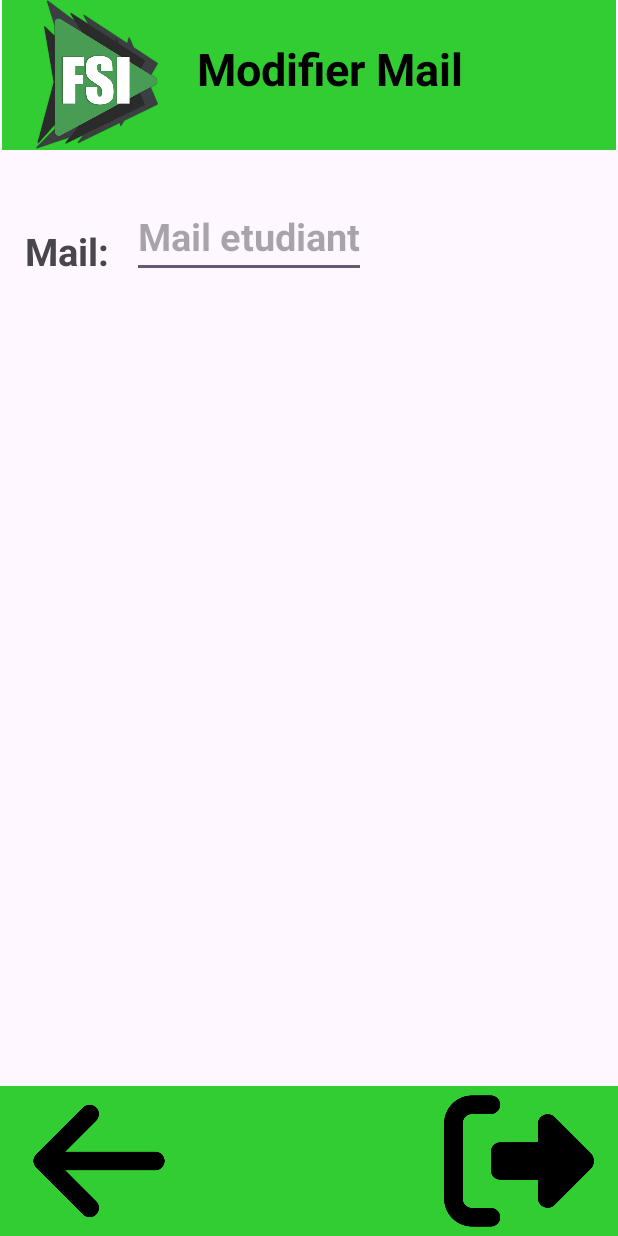
After one commit to hieuproer11/FSI_Mobile, an Android app: the Modif_mail screen opened directly, with no data from a screen before it, on a phone screen of 412 x 824 dp. The commit adds this screen. Run offline under Robolectric (Android 15) with nearby library versions, the phone set to English and light mode, and no system bars.

Commit message:
Modifications E6

```diff
--- a/app/src/main/java/com/example/fsi_mobile/ApiFSI.java
+++ b/app/src/main/java/com/example/fsi_mobile/ApiFSI.java
@@ -14,7 +14,6 @@ import retrofit2.http.Path;
 
 public interface ApiFSI {
     String BASE_URL = "https://capyfsi.site/API/";
-
         @FormUrlEncoded
         @POST("Hieu.php")
         Call<LoginReponse> login(@Field("login") String login, @Field("mdp") String mdp);
--- a/app/src/main/java/com/example/fsi_mobile/MainActivity.java
+++ b/app/src/main/java/com/example/fsi_mobile/MainActivity.java
@@ -58,7 +58,6 @@ public class MainActivity extends AppCompatActivity {
         editTextLogin = findViewById(R.id.editTextLogin);
         editTextMdp = findViewById(R.id.editTextPassword);
         bConnecter = findViewById(R.id.bConnecter);
-
         bConnecter.setOnClickListener(view -> {
             String login = editTextLogin.getText().toString();
             String mdp = editTextMdp.getText().toString();
--- a/app/src/main/java/com/example/fsi_mobile/MesInformationsActivity.java
+++ b/app/src/main/java/com/example/fsi_mobile/MesInformationsActivity.java
@@ -19,7 +19,7 @@ public class MesInformationsActivity extends AppCompatActivity {
     private Bilan2DataSource b2d;
     private int idEtuConnecte;
 
-    private TextView tNomEtu, tPreEtu, tMailEtu, tClasse, tSpecialite, tAdresse;
+    private TextView tNomEtu, tPreEtu, tMailEtu, tTelEtu, tClasse, tSpecialite, tAdresse;
     private TextView tNomEnt, tAdresseEnt, tNomMaitre, tPreMaitre, tTelMaitre, tMailMaitre;
     private TextView tNomTut, tPreTut;
 
@@ -52,6 +52,7 @@ public class MesInformationsActivity extends AppCompatActivity {
         tNomEtu = findViewById(R.id.tNomEtu);
         tPreEtu = findViewById(R.id.tPreEtu);
         tMailEtu = findViewById(R.id.tMailEtu);
+        tTelEtu = findViewById(R.id.tTelEtu);
         tAdresse = findViewById(R.id.tAdresse);
         tClasse = findViewById(R.id.tClasse);
         tSpecialite = findViewById(R.id.tSpecialite);
@@ -75,7 +76,6 @@ public class MesInformationsActivity extends AppCompatActivity {
             startActivity(intent);
             finish();
         });
-
         imageViewEscape.setOnClickListener(view -> {
             Intent intent = new Intent(MesInformationsActivity.this, MainActivity.class);
             startActivity(intent);
@@ -92,6 +92,7 @@ public class MesInformationsActivity extends AppCompatActivity {
             tNomEtu.setText(etu.getNomEtu());
             tPreEtu.setText(etu.getPreEtu());
             tMailEtu.setText(etu.getMailEtu());
+            tTelEtu.setText(etu.getTelEtu());
             tAdresse.setText(etu.getAdrEtu());
             tClasse.setText(etu.getClasse());
             tSpecialite.setText(etu.getSpecialite());
--- /dev/null
+++ b/app/src/main/java/com/example/fsi_mobile/Modif_mail.java
@@ -0,0 +1,36 @@
+package com.example.fsi_mobile;
+
+import android.os.Bundle;
+import android.widget.EditText;
+import android.widget.TextView;
+
+import androidx.activity.EdgeToEdge;
+import androidx.appcompat.app.AppCompatActivity;
+import androidx.core.graphics.Insets;
+import androidx.core.view.ViewCompat;
+import androidx.core.view.WindowInsetsCompat;
+
+public class Modif_mail extends AppCompatActivity {
+    private EtudiantDataSource eds;
+    private Bilan1DataSource b1d;
+    private Bilan2DataSource b2d;
+    private int idEtuConnecte;
+
+    private TextView textMailEtu;
+    private EditText editMailEtu;
+    private TextView textModifMail;
+
+
+    @Override
+    protected void onCreate(Bundle savedInstanceState) {
+        super.onCreate(savedInstanceState);
+        EdgeToEdge.enable(this);
+        setContentView(R.layout.activity_modif_mail);
+        ViewCompat.setOnApplyWindowInsetsListener(findViewById(R.id.main), (v, insets) -> {
+            Insets systemBars = insets.getInsets(WindowInsetsCompat.Type.systemBars());
+            v.setPadding(systemBars.left, systemBars.top, systemBars.right, systemBars.bottom);
+            return insets;
+
+        });
+    }
+}
--- a/app/src/main/java/com/example/fsi_mobile/MySQLiteHelper.java
+++ b/app/src/main/java/com/example/fsi_mobile/MySQLiteHelper.java
@@ -17,7 +17,7 @@ public class MySQLiteHelper extends SQLiteOpenHelper {
     public static final String DATABASE_NAME = "FSI_Mobile.db";
     public static final int DATABASE_VERSION = 1;
 
-    private static final String DATABASE_CREATE = "CREATE TABLE IF NOT EXISTS " + TABLE_COMMENTS + "(idEtu integer primary key autoincrement, " + "nomEtu text, preEtu text, login text UNIQUE, mdp text, mailEtu text, classe text, specialite text, adrEtu text, nomEnt text, adrEnt text, nomMai text, preMai text, telMai integer, mailMai text, nomTut text, preTut text);";
+    private static final String DATABASE_CREATE = "CREATE TABLE IF NOT EXISTS " + TABLE_COMMENTS + "(idEtu integer primary key autoincrement, " + "nomEtu text, preEtu text, login text UNIQUE, mdp text, mailEtu text, telEtu integer, classe text, specialite text, adrEtu text, nomEnt text, adrEnt text, nomMai text, preMai text, telMai integer, mailMai text, nomTut text, preTut text);";
     private static final String DATABASE_CREATE1 = "CREATE TABLE IF NOT EXISTS " + TABLE_COMMENTS1  + "(idBil1 integer primary key autoincrement, "
                                                                                                     + "idEtu INTEGER UNIQUE, "
                                                                                                     + "dateVis1 Date, noteDoss1 float, noteOral1 float, noteEnt1 float, moyenne1 float, remarque text,"
--- /dev/null
+++ b/app/src/main/res/layout/activity_modif_mail.xml
@@ -0,0 +1,98 @@
+<?xml version="1.0" encoding="utf-8"?>
+<androidx.constraintlayout.widget.ConstraintLayout xmlns:android="http://schemas.android.com/apk/res/android"
+    xmlns:app="http://schemas.android.com/apk/res-auto"
+    xmlns:tools="http://schemas.android.com/tools"
+    android:id="@+id/main"
+    android:layout_width="match_parent"
+    android:layout_height="match_parent"
+    tools:context=".Modif_mail">
+
+    <FrameLayout
+        android:id="@+id/frameLayout"
+        android:layout_width="match_parent"
+        android:layout_height="100dp"
+        android:layout_marginStart="1dp"
+        android:layout_marginEnd="1dp"
+        android:background="@color/vert"
+        app:layout_constraintEnd_toEndOf="parent"
+        app:layout_constraintStart_toStartOf="parent"
+        app:layout_constraintTop_toTopOf="parent">
+
+        <ImageView
+            android:id="@+id/imageViewLogo"
+            android:layout_width="wrap_content"
+            android:layout_height="wrap_content"
+            android:paddingRight="280dp"
+            app:srcCompat="@drawable/logo" />
+
+        <TextView
+            android:id="@+id/textModifMail"
+            android:layout_width="wrap_content"
+            android:layout_height="wrap_content"
+            android:layout_marginTop="25dp"
+            android:layout_marginStart="130dp"
+            android:text="Modifier Mail"
+            android:textColor="@color/black"
+            android:textSize="30dp"
+            android:textStyle="bold" />
+
+
+    </FrameLayout>
+
+    <FrameLayout
+        android:id="@+id/frameLayout2"
+        android:layout_width="match_parent"
+        android:layout_height="100dp"
+        android:layout_marginTop="108dp"
+        android:background="@color/vert"
+        app:layout_constraintBottom_toBottomOf="parent"
+        app:layout_constraintEnd_toEndOf="parent"
+        app:layout_constraintHorizontal_bias="0.0"
+        app:layout_constraintStart_toStartOf="parent">
+
+
+        <ImageView
+            android:id="@+id/imageViewEscape"
+            android:layout_width="wrap_content"
+            android:layout_height="wrap_content"
+            android:layout_marginStart="280dp"
+            app:srcCompat="@drawable/escape__1_">
+        </ImageView>
+
+        <ImageView
+            android:id="@+id/imageViewReturn"
+            android:layout_width="wrap_content"
+            android:layout_height="wrap_content"
+            android:layout_marginEnd="280dp"
+            app:srcCompat="@drawable/resource_return">
+        </ImageView>
+    </FrameLayout>
+
+    <TextView
+        android:id="@+id/textMailEtu"
+        android:layout_width="wrap_content"
+        android:layout_height="wrap_content"
+        android:textSize = "25dp"
+        android:layout_marginStart="15dp"
+        android:layout_marginTop="50dp"
+        android:textStyle="bold"
+        android:text="Mail:"
+        app:layout_constraintStart_toStartOf="@+id/frameLayout"
+        app:layout_constraintTop_toBottomOf = "@+id/frameLayout"
+    />
+    <EditText
+        android:id="@+id/editMailEtu"
+        android:layout_width="wrap_content"
+        android:layout_height="wrap_content"
+        android:textSize="25dp"
+        android:layout_marginStart="15dp"
+        android:layout_marginTop="30dp"
+        android:textStyle="bold"
+        android:hint="Mail etudiant"
+        app:layout_constraintStart_toEndOf="@+id/textMailEtu"
+        app:layout_constraintTop_toBottomOf = "@+id/frameLayout"
+        />
+
+
+
+</androidx.constraintlayout.widget.ConstraintLayout>
--- a/app/src/main/res/values/colors.xml
+++ b/app/src/main/res/values/colors.xml
@@ -3,5 +3,5 @@
     <color name="black">#FF000000</color>
     <color name="white">#FFFFFFFF</color>
     <color name="vert">#32CD32</color>
-    <color name="vert2">#00ff7f</color>
+    <color name="vert2">#4CAF50</color>
 </resources>
```
Also changed, not shown: app/src/main/AndroidManifest.xml (+7 -3 lines), app/src/main/java/com/example/fsi_mobile/Etudiant.java (+10 -1 lines), app/src/main/java/com/example/fsi_mobile/EtudiantDataSource.java (+17 -2 lines), app/src/main/res/layout/activity_mes_informations.xml (+22 -1 lines).
